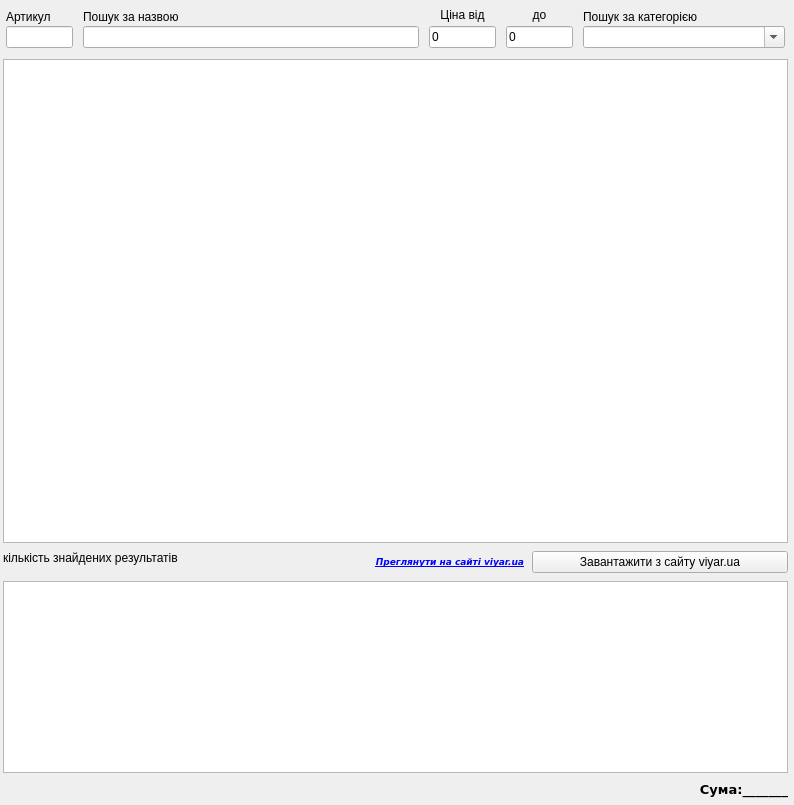
Anatoliy-ProffDesgn/TestOffice, file viyar/Price_Window.ui: the form before one commit.
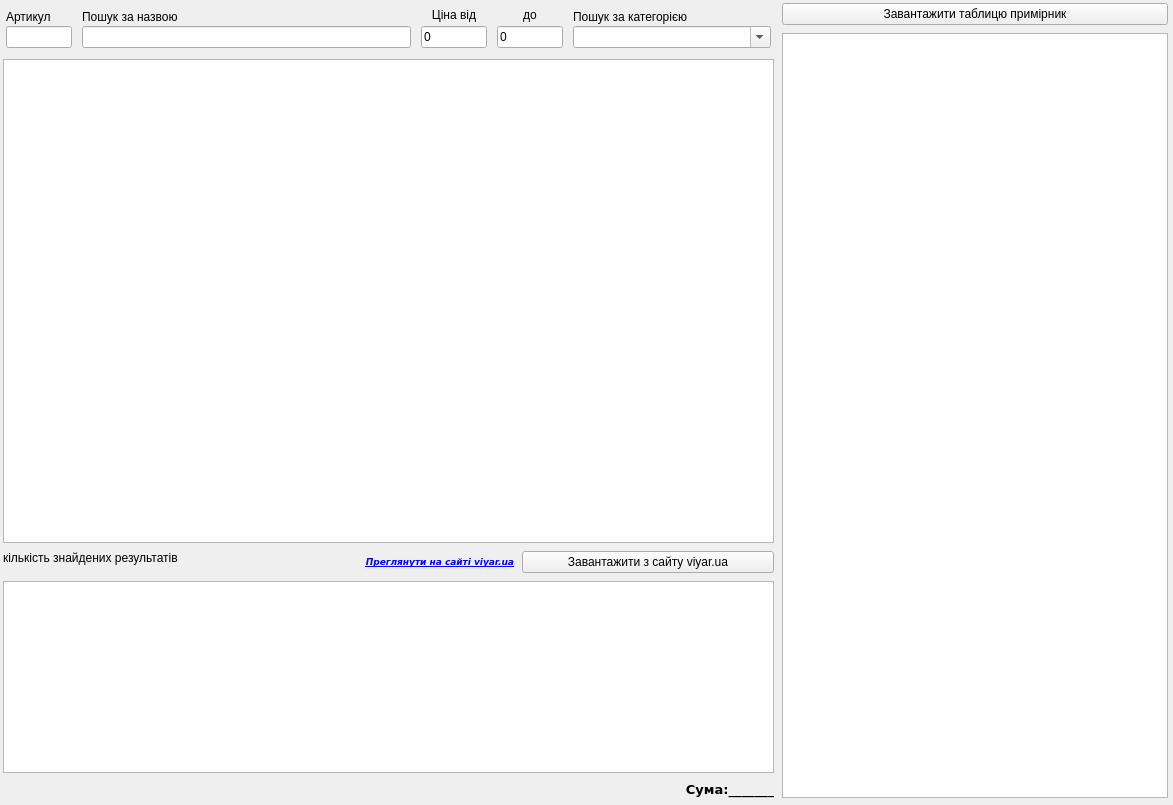
The form after the commit. Icons and pictures are not drawn.

Commit message: Home new_mod OptimyseCode SpleshScreen

Diff of the .ui file:
```diff
--- a/viyar/Price_Window.ui
+++ b/viyar/Price_Window.ui
@@ -9,7 +9,7 @@
    <rect>
     <x>0</x>
     <y>0</y>
-    <width>794</width>
+    <width>1173</width>
     <height>805</height>
    </rect>
   </property>
@@ -21,11 +21,11 @@
     <rect>
      <x>0</x>
      <y>0</y>
-     <width>791</width>
+     <width>1171</width>
      <height>801</height>
     </rect>
    </property>
-   <layout class="QGridLayout" name="gridLayout" rowstretch="0" columnstretch="7">
+   <layout class="QGridLayout" name="gridLayout" rowstretch="0" columnstretch="6,3">
     <property name="leftMargin">
      <number>3</number>
     </property>
@@ -293,6 +293,51 @@
       </item>
      </layout>
     </item>
+    <item row="0" column="1">
+     <layout class="QVBoxLayout" name="verticalLayout_2">
+      <item>
+       <widget class="QPushButton" name="pushButton_Past">
+        <property name="text">
+         <string>Завантажити таблицю примірник</string>
+        </property>
+       </widget>
+      </item>
+      <item>
+       <widget class="QTreeView" name="treeView_3">
+        <property name="editTriggers">
+         <set>QAbstractItemView::AllEditTriggers</set>
+        </property>
+        <property name="tabKeyNavigation">
+         <bool>false</bool>
+        </property>
+        <property name="dragEnabled">
+         <bool>true</bool>
+        </property>
+        <property name="dragDropOverwriteMode">
+         <bool>true</bool>
+        </property>
+        <property name="dragDropMode">
+         <enum>QAbstractItemView::DragDrop</enum>
+        </property>
+        <property name="defaultDropAction">
+         <enum>Qt::TargetMoveAction</enum>
+        </property>
+        <property name="alternatingRowColors">
+         <bool>true</bool>
+        </property>
+        <property name="selectionMode">
+         <enum>QAbstractItemView::MultiSelection</enum>
+        </property>
+        <property name="sortingEnabled">
+         <bool>false</bool>
+        </property>
+        <property name="allColumnsShowFocus">
+         <bool>true</bool>
+        </property>
+       </widget>
+      </item>
+     </layout>
+    </item>
    </layout>
   </widget>
  </widget>
```
Left out of the diff: 6 changed lines with no effect on the pictures. The commit also changes 2 other files.
